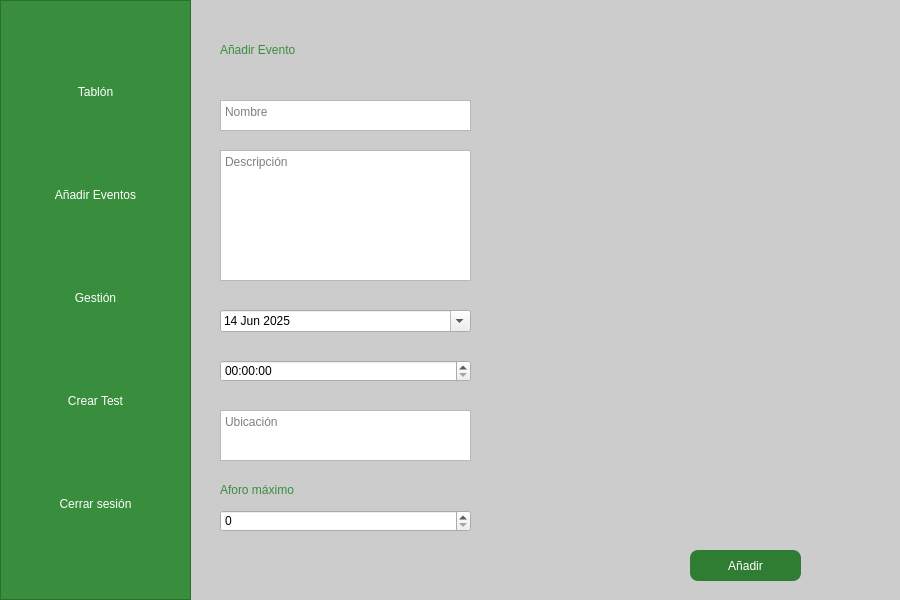
encinaa/LodzConnect, file src/vista/Ui/EventoAdmin.ui: the form before one commit.
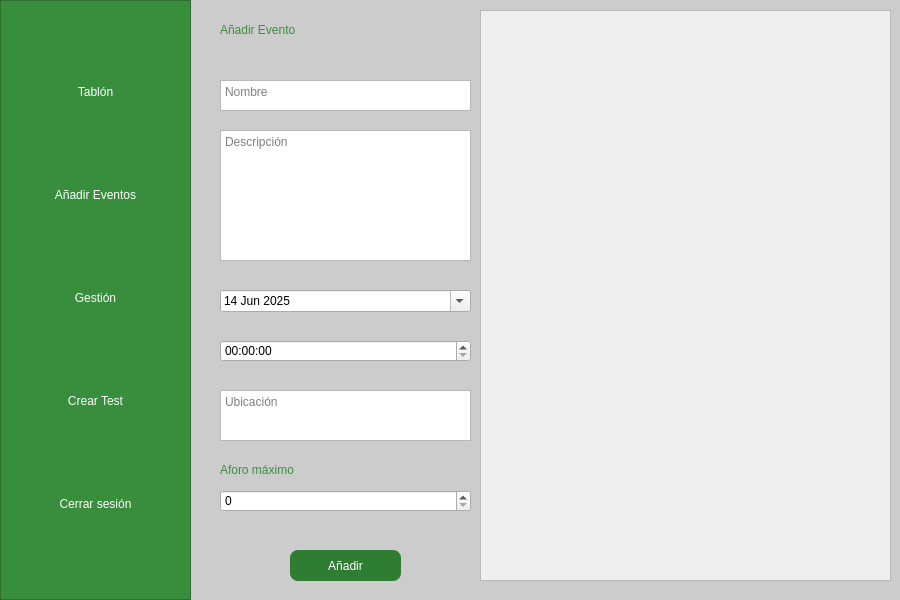
The form after the commit. Icons and pictures are not drawn.

```diff
--- a/src/vista/Ui/EventoAdmin.ui
+++ b/src/vista/Ui/EventoAdmin.ui
@@ -117,7 +117,7 @@
     <property name="geometry">
      <rect>
       <x>220</x>
-      <y>30</y>
+      <y>10</y>
       <width>600</width>
       <height>40</height>
      </rect>
@@ -133,7 +133,7 @@
    <widget class="QPushButton" name="BotonAnadirEvento">
     <property name="geometry">
      <rect>
-      <x>690</x>
+      <x>290</x>
       <y>550</y>
       <width>111</width>
       <height>31</height>
@@ -147,7 +147,7 @@
     <property name="geometry">
      <rect>
       <x>220</x>
-      <y>360</y>
+      <y>340</y>
       <width>251</width>
       <height>22</height>
      </rect>
@@ -157,7 +157,7 @@
     <property name="geometry">
      <rect>
       <x>220</x>
-      <y>310</y>
+      <y>290</y>
       <width>251</width>
       <height>22</height>
      </rect>
@@ -197,7 +197,7 @@
     <property name="geometry">
      <rect>
       <x>220</x>
-      <y>410</y>
+      <y>390</y>
       <width>251</width>
       <height>51</height>
      </rect>
@@ -210,7 +210,7 @@
     <property name="geometry">
      <rect>
       <x>220</x>
-      <y>510</y>
+      <y>490</y>
       <width>251</width>
       <height>22</height>
      </rect>
@@ -220,7 +220,7 @@
     <property name="geometry">
      <rect>
       <x>220</x>
-      <y>470</y>
+      <y>450</y>
       <width>361</width>
       <height>40</height>
      </rect>
@@ -237,7 +237,7 @@
     <property name="geometry">
      <rect>
       <x>220</x>
-      <y>150</y>
+      <y>130</y>
       <width>251</width>
       <height>131</height>
      </rect>
@@ -250,7 +250,7 @@
     <property name="geometry">
      <rect>
       <x>220</x>
-      <y>100</y>
+      <y>80</y>
       <width>251</width>
       <height>31</height>
      </rect>
@@ -259,6 +259,30 @@
      <string>Nombre</string>
     </property>
    </widget>
+   <widget class="QScrollArea" name="scrollAreaEventos_2">
+    <property name="geometry">
+     <rect>
+      <x>480</x>
+      <y>10</y>
+      <width>411</width>
+      <height>571</height>
+     </rect>
+    </property>
+    <property name="widgetResizable">
+     <bool>true</bool>
+    </property>
+    <widget class="QWidget" name="contenedorEventos_2">
+     <property name="geometry">
+      <rect>
+       <x>0</x>
+       <y>0</y>
+       <width>409</width>
+       <height>569</height>
+      </rect>
+     </property>
+     <layout class="QVBoxLayout" name="layoutPublicaciones_2"/>
+    </widget>
+   </widget>
   </widget>
  </widget>
  <resources>
```
